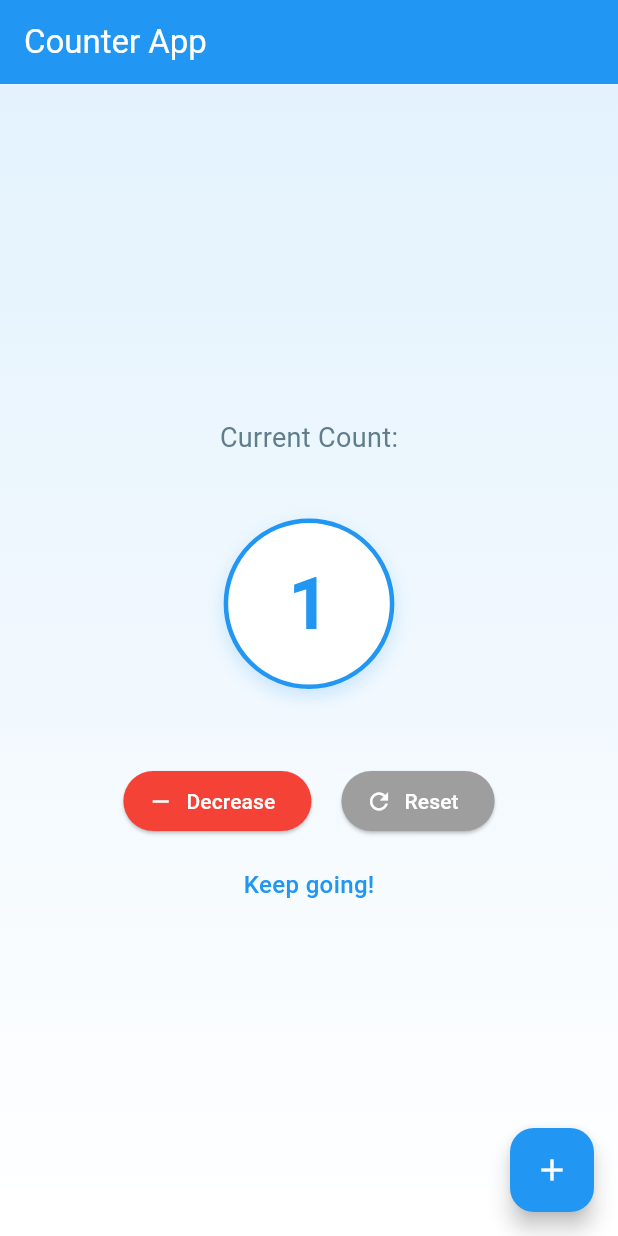
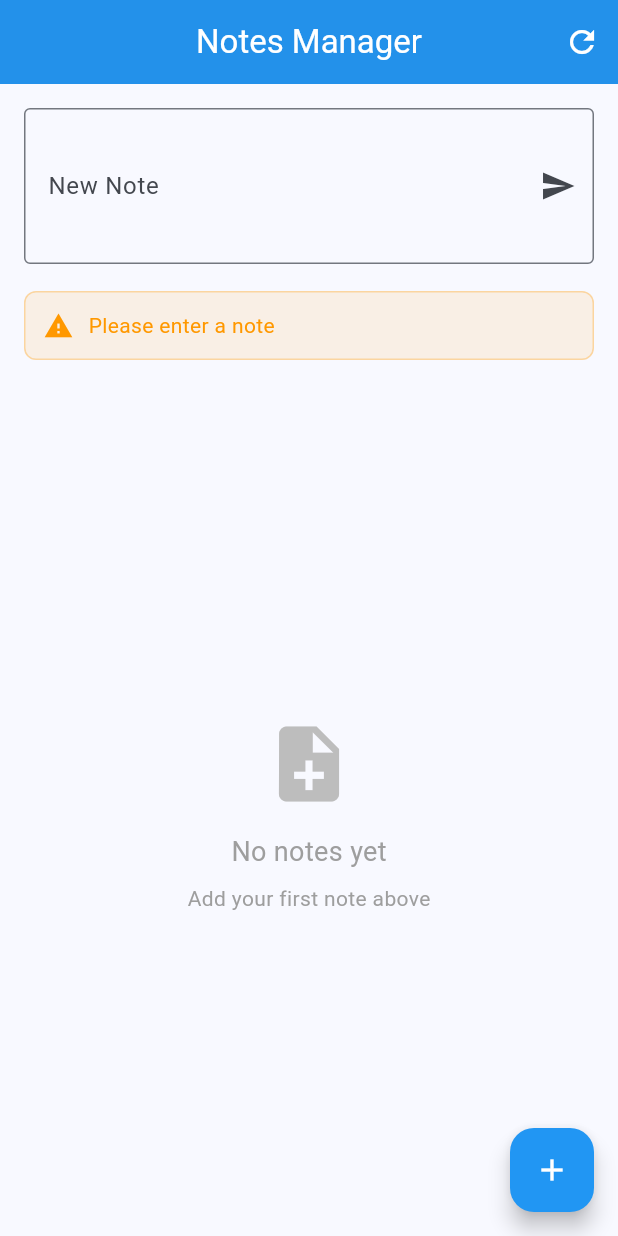
Before and after one commit to Mohammedx4061/Mohammed-Abuftaim1, a Flutter app: the screen it shows after launch, after a tap on the "add" icon, on a phone screen of 412 x 824 dp. Run offline on Flutter 3.47's test engine with Material 3 defaults, Android fonts, the phone set to English and light mode, and no system bars; our stand-ins replace sqflite; accounts and stored records are empty.

Commit message:
Second Task

```diff
--- a/lib/main.dart
+++ b/lib/main.dart
@@ -1,165 +1,346 @@
 import 'package:flutter/material.dart';
+import 'sql.dart';
 
 void main() {
-  runApp(const MyApp());
+  runApp(const NotesApp());
 }
 
-class MyApp extends StatelessWidget {
-  const MyApp({super.key});
+class NotesApp extends StatelessWidget {
+  const NotesApp({super.key});
 
   @override
   Widget build(BuildContext context) {
     return MaterialApp(
-      title: 'Flutter Counter App',
+      title: 'Notes Manager',
       theme: ThemeData(
+        primarySwatch: Colors.blue,
+        useMaterial3: true,
         colorScheme: ColorScheme.fromSeed(
           seedColor: Colors.blue,
-          primary: Colors.blue,
-          secondary: Colors.amber,
+          brightness: Brightness.light,
         ),
-        useMaterial3: true,
         appBarTheme: const AppBarTheme(
           backgroundColor: Colors.blue,
           foregroundColor: Colors.white,
+          centerTitle: true,
+          elevation: 4,
         ),
       ),
-      home: const MyHomePage(title: 'Counter App'),
+      home: const NotesHomePage(),
     );
   }
 }
 
-class MyHomePage extends StatefulWidget {
-  const MyHomePage({super.key, required this.title});
-
-  final String title;
+class NotesHomePage extends StatefulWidget {
+  const NotesHomePage({super.key});
 
   @override
-  State<MyHomePage> createState() => _MyHomePageState();
+  State<NotesHomePage> createState() => _NotesHomePageState();
 }
 
-class _MyHomePageState extends State<MyHomePage> {
-  int _counter = 0;
+class _NotesHomePageState extends State<NotesHomePage> {
+  final SqlDatabase _database = SqlDatabase();
+  List<Map<String, dynamic>> _notes = [];
+  bool _isLoading = false;
+  String _statusMessage = '';
+  Color _statusColor = Colors.blue;
 
-  void _incrementCounter() {
+  final TextEditingController _noteController = TextEditingController();
+
+  @override
+  void initState() {
+    super.initState();
+    _loadNotes();
+  }
+
+  @override
+  void dispose() {
+    _database.close();
+    _noteController.dispose();
+    super.dispose();
+  }
+
+  Future<void> _loadNotes() async {
     setState(() {
-      _counter++;
+      _isLoading = true;
+    });
+
+    try {
+      final notes = await _database.getAllNotes();
+      setState(() {
+        _notes = notes;
+        _statusMessage = 'Loaded ${notes.length} notes';
+        _statusColor = Colors.green;
+      });
+    } catch (e) {
+      setState(() {
+        _statusMessage = 'Error loading notes: $e';
+        _statusColor = Colors.red;
+      });
+    } finally {
+      setState(() {
+        _isLoading = false;
       });
     }
+  }
 
-  void _decrementCounter() {
+  Future<void> _addNote() async {
+    if (_noteController.text.trim().isEmpty) {
       setState(() {
-      if (_counter > 0) _counter--;
+        _statusMessage = 'Please enter a note';
+        _statusColor = Colors.orange;
+      });
+      return;
+    }
+
+    setState(() {
+      _isLoading = true;
+      _statusMessage = '';
+    });
+
+    try {
+      final id = await _database.insertNote(_noteController.text.trim());
+
+      setState(() {
+        _statusMessage = 'Note added successfully (ID: $id)';
+        _statusColor = Colors.green;
+      });
+
+      _noteController.clear();
+      await _loadNotes();
+    } catch (e) {
+      setState(() {
+        _statusMessage = 'Error adding note: $e';
+        _statusColor = Colors.red;
+      });
+    } finally {
+      setState(() {
+        _isLoading = false;
       });
     }
+  }
 
-  void _resetCounter() {
+  Future<void> _deleteNote(int id) async {
     setState(() {
-      _counter = 0;
+      _isLoading = true;
+      _statusMessage = '';
     });
+
+    try {
+      final affectedRows = await _database.deleteNote(id);
+
+      setState(() {
+        _statusMessage = affectedRows > 0
+            ? 'Note deleted successfully'
+            : 'Note not found';
+        _statusColor = affectedRows > 0 ? Colors.green : Colors.orange;
+      });
+
+      await _loadNotes();
+    } catch (e) {
+      setState(() {
+        _statusMessage = 'Error deleting note: $e';
+        _statusColor = Colors.red;
+      });
+    } finally {
+      setState(() {
+        _isLoading = false;
+      });
+    }
+  }
+
+  Widget _buildStatusBar() {
+    if (_statusMessage.isEmpty) return const SizedBox.shrink();
+
+    return Container(
+      margin: const EdgeInsets.symmetric(vertical: 8),
+      padding: const EdgeInsets.all(12),
+      decoration: BoxDecoration(
+        color: _statusColor.withOpacity(0.1),
+        borderRadius: BorderRadius.circular(8),
+        border: Border.all(color: _statusColor.withOpacity(0.3)),
+      ),
+      child: Row(
+        children: [
+          Icon(
+            _statusColor == Colors.green ? Icons.check_circle :
+            _statusColor == Colors.red ? Icons.error :
+            _statusColor == Colors.orange ? Icons.warning : Icons.info,
+            color: _statusColor,
+            size: 20,
+          ),
+          const SizedBox(width: 10),
+          Expanded(
+            child: Text(
+              _statusMessage,
+              style: TextStyle(
+                color: _statusColor,
+                fontSize: 14,
+              ),
+            ),
+          ),
+        ],
+      ),
+    );
+  }
+
+  Widget _buildNoteCard(Map<String, dynamic> note) {
+    return Card(
+      elevation: 2,
+      margin: const EdgeInsets.symmetric(vertical: 6, horizontal: 16),
+      child: ListTile(
+        leading: CircleAvatar(
+          backgroundColor: Colors.blue.shade100,
+          child: Text(
+            note['id'].toString(),
+            style: const TextStyle(
+              color: Colors.blue,
+              fontWeight: FontWeight.bold,
+            ),
+          ),
+        ),
+        title: Text(
+          note['note']?.toString() ?? 'No content',
+          style: const TextStyle(
+            fontSize: 16,
+            fontWeight: FontWeight.w500,
+          ),
+          maxLines: 2,
+          overflow: TextOverflow.ellipsis,
+        ),
+        subtitle: note['created_at'] != null
+            ? Text(
+          'Created: ${note['created_at']}',
+          style: TextStyle(
+            fontSize: 12,
+            color: Colors.grey.shade600,
+          ),
+        )
+            : null,
+        trailing: IconButton(
+          icon: const Icon(Icons.delete, color: Colors.red),
+          onPressed: () => _deleteNote(note['id'] as int),
+        ),
+        onTap: () {
+          _noteController.text = note['note']?.toString() ?? '';
+          showDialog(
+            context: context,
+            builder: (context) => AlertDialog(
+              title: const Text('Edit Note'),
+              content: TextField(
+                controller: _noteController,
+                maxLines: 3,
+                decoration: const InputDecoration(
+                  hintText: 'Enter your note...',
+                  border: OutlineInputBorder(),
+                ),
+              ),
+              actions: [
+                TextButton(
+                  onPressed: () => Navigator.pop(context),
+                  child: const Text('Cancel'),
+                ),
+                ElevatedButton(
+                  onPressed: () async {
+                    final id = note['id'] as int;
+                    await _database.updateNote(id, _noteController.text.trim());
+                    Navigator.pop(context);
+                    await _loadNotes();
+                    _noteController.clear();
+                  },
+                  child: const Text('Save'),
+                ),
+              ],
+            ),
+          );
+        },
+      ),
+    );
   }
 
   @override
   Widget build(BuildContext context) {
     return Scaffold(
       appBar: AppBar(
-        backgroundColor: Colors.blue,
-        foregroundColor: Colors.white,
-        title: Text(widget.title),
+        title: const Text('Notes Manager'),
+        actions: [
+          IconButton(
+            icon: const Icon(Icons.refresh),
+            onPressed: _loadNotes,
           ),
-      body: Container(
-        decoration: BoxDecoration(
-          gradient: LinearGradient(
-            begin: Alignment.topCenter,
-            end: Alignment.bottomCenter,
-            colors: [
-              Colors.blue.shade50,
-              Colors.white,
+        ],
+      ),
+      body: Column(
+        children: [
+          Padding(
+            padding: const EdgeInsets.all(16),
+            child: Column(
+              children: [
+                TextField(
+                  controller: _noteController,
+                  maxLines: 3,
+                  decoration: InputDecoration(
+                    labelText: 'New Note',
+                    hintText: 'Enter your note here...',
+                    border: const OutlineInputBorder(),
+                    suffixIcon: IconButton(
+                      icon: const Icon(Icons.send),
+                      onPressed: _addNote,
+                    ),
+                  ),
+                ),
+                const SizedBox(height: 10),
+                _buildStatusBar(),
               ],
             ),
           ),
+          if (_isLoading)
+            const LinearProgressIndicator()
+          else if (_notes.isEmpty)
+            Expanded(
               child: Center(
                 child: Column(
                   mainAxisAlignment: MainAxisAlignment.center,
-            children: <Widget>[
+                  children: [
+                    Icon(
+                      Icons.note_add,
+                      size: 60,
+                      color: Colors.grey.shade400,
+                    ),
+                    const SizedBox(height: 16),
                     const Text(
-                'Current Count:',
+                      'No notes yet',
                       style: TextStyle(
                         fontSize: 18,
-                  color: Colors.blueGrey,
+                        color: Colors.grey,
                       ),
                     ),
-              const SizedBox(height: 20),
-              Container(
-                padding: const EdgeInsets.all(40),
-                decoration: BoxDecoration(
-                  color: Colors.white,
-                  shape: BoxShape.circle,
-                  border: Border.all(color: Colors.blue, width: 3),
-                  boxShadow: [
-                    BoxShadow(
-                      color: Colors.blue.withOpacity(0.2),
-                      blurRadius: 10,
-                      offset: const Offset(0, 5),
-                    ),
-                  ],
-                ),
-                child: Text(
-                  '$_counter',
-                  style: const TextStyle(
-                    fontSize: 48,
-                    fontWeight: FontWeight.bold,
-                    color: Colors.blue,
-                  ),
-                ),
-              ),
-              const SizedBox(height: 30),
-              Row(
-                mainAxisAlignment: MainAxisAlignment.center,
-                children: [
-                  ElevatedButton.icon(
-                    onPressed: _decrementCounter,
-                    icon: const Icon(Icons.remove),
-                    label: const Text('Decrease'),
-                    style: ElevatedButton.styleFrom(
-                      backgroundColor: Colors.red,
-                      foregroundColor: Colors.white,
-                    ),
-                  ),
-                  const SizedBox(width: 20),
-                  ElevatedButton.icon(
-                    onPressed: _resetCounter,
-                    icon: const Icon(Icons.refresh),
-                    label: const Text('Reset'),
-                    style: ElevatedButton.styleFrom(
-                      backgroundColor: Colors.grey,
-                      foregroundColor: Colors.white,
-                    ),
-                  ),
-                ],
-              ),
-              const SizedBox(height: 20),
+                    const SizedBox(height: 8),
                     Text(
-                _counter == 0
-                    ? 'Start counting!'
-                    : _counter > 10
-                    ? 'Great job!'
-                    : 'Keep going!',
+                      'Add your first note above',
                       style: TextStyle(
-                  fontSize: 16,
-                  color: _counter == 0
-                      ? Colors.grey
-                      : _counter > 10
-                      ? Colors.green
-                      : Colors.blue,
-                  fontWeight: FontWeight.w500,
+                        fontSize: 14,
+                        color: Colors.grey.shade500,
                       ),
                     ),
                   ],
                 ),
               ),
+            )
+          else
+            Expanded(
+              child: RefreshIndicator(
+                onRefresh: _loadNotes,
+                child: ListView.builder(
+                  itemCount: _notes.length,
+                  itemBuilder: (context, index) => _buildNoteCard(_notes[index]),
+                ),
+              ),
+            ),
+        ],
       ),
       floatingActionButton: FloatingActionButton(
-        onPressed: _incrementCounter,
+        onPressed: _addNote,
         backgroundColor: Colors.blue,
         foregroundColor: Colors.white,
         child: const Icon(Icons.add),
--- /dev/null
+++ b/lib/sql.dart
@@ -0,0 +1,125 @@
+import 'package:sqflite/sqflite.dart';
+import 'package:path/path.dart';
+
+class SqlDatabase {
+  static Database? _database;
+
+  Future<Database?> get database async {
+    if (_database == null) {
+      _database = await _initializeDatabase();
+    }
+    return _database;
+  }
+
+  Future<Database> _initializeDatabase() async {
+    String databasePath = await getDatabasesPath();
+    String path = join(databasePath, 'app_database.db');
+
+    Database database = await openDatabase(
+      path,
+      onCreate: _createTables,
+      version: 3,
+      onUpgrade: _upgradeDatabase,
+    );
+
+    return database;
+  }
+
+  Future<void> _createTables(Database db, int version) async {
+    await db.execute('''
+      CREATE TABLE notes (
+        id INTEGER PRIMARY KEY AUTOINCREMENT,
+        note TEXT NOT NULL,
+        created_at TEXT DEFAULT CURRENT_TIMESTAMP
+      )
+    ''');
+
+    await db.execute('''
+      CREATE TABLE users (
+        id INTEGER PRIMARY KEY AUTOINCREMENT,
+        username TEXT NOT NULL UNIQUE,
+        password TEXT NOT NULL,
+        email TEXT,
+        created_at TEXT DEFAULT CURRENT_TIMESTAMP
+      )
+    ''');
+
+    await db.execute('''
+      CREATE TABLE products (
+        id INTEGER PRIMARY KEY AUTOINCREMENT,
+        name TEXT NOT NULL,
+        category TEXT NOT NULL,
+        description TEXT,
+        price REAL,
+        quantity INTEGER DEFAULT 0,
+        created_at TEXT DEFAULT CURRENT_TIMESTAMP
+      )
+    ''');
+  }
+
+  Future<void> _upgradeDatabase(Database db, int oldVersion, int newVersion) async {
+    if (oldVersion < 2) {
+      await db.execute('''
+        CREATE TABLE IF NOT EXISTS products (
+          id INTEGER PRIMARY KEY AUTOINCREMENT,
+          name TEXT NOT NULL,
+          category TEXT NOT NULL,
+          description TEXT,
+          price REAL,
+          quantity INTEGER DEFAULT 0,
+          created_at TEXT DEFAULT CURRENT_TIMESTAMP
+        )
+      ''');
+    }
+
+    if (oldVersion < 3) {
+      await db.execute('ALTER TABLE users ADD COLUMN email TEXT');
+      await db.execute('ALTER TABLE notes ADD COLUMN created_at TEXT DEFAULT CURRENT_TIMESTAMP');
+      await db.execute('ALTER TABLE users ADD COLUMN created_at TEXT DEFAULT CURRENT_TIMESTAMP');
+      await db.execute('ALTER TABLE products ADD COLUMN created_at TEXT DEFAULT CURRENT_TIMESTAMP');
+    }
+  }
+
+  Future<List<Map<String, dynamic>>> query(String sql, [List<dynamic>? arguments]) async {
+    final Database? db = await database;
+    return await db!.rawQuery(sql, arguments ?? []);
+  }
+
+  Future<int> insert(String sql, [List<dynamic>? arguments]) async {
+    final Database? db = await database;
+    return await db!.rawInsert(sql, arguments ?? []);
+  }
+
+  Future<int> update(String sql, [List<dynamic>? arguments]) async {
+    final Database? db = await database;
+    return await db!.rawUpdate(sql, arguments ?? []);
+  }
+
+  Future<int> delete(String sql, [List<dynamic>? arguments]) async {
+    final Database? db = await database;
+    return await db!.rawDelete(sql, arguments ?? []);
+  }
+
+  Future<List<Map<String, dynamic>>> getAllNotes() async {
+    return await query('SELECT * FROM notes ORDER BY created_at DESC');
+  }
+
+  Future<int> insertNote(String note) async {
+    return await insert('INSERT INTO notes (note) VALUES (?)', [note]);
+  }
+
+  Future<int> updateNote(int id, String note) async {
+    return await update('UPDATE notes SET note = ? WHERE id = ?', [note, id]);
+  }
+
+  Future<int> deleteNote(int id) async {
+    return await delete('DELETE FROM notes WHERE id = ?', [id]);
+  }
+
+  Future<void> close() async {
+    if (_database != null) {
+      await _database!.close();
+      _database = null;
+    }
+  }
+}
--- a/pubspec.yaml
+++ b/pubspec.yaml
@@ -28,7 +28,8 @@ environment:
 # the latest version available on pub.dev. To see which dependencies have newer
 # versions available, run `flutter pub outdated`.
 dependencies:
-  image_picker: ^1.0.7
+  sqflite: ^2.3.3
+  path: ^1.9.0
 
   flutter:
     sdk: flutter
```
Also changed, not shown: pubspec.lock. Lines whose indentation alone changed are shown as unchanged.
